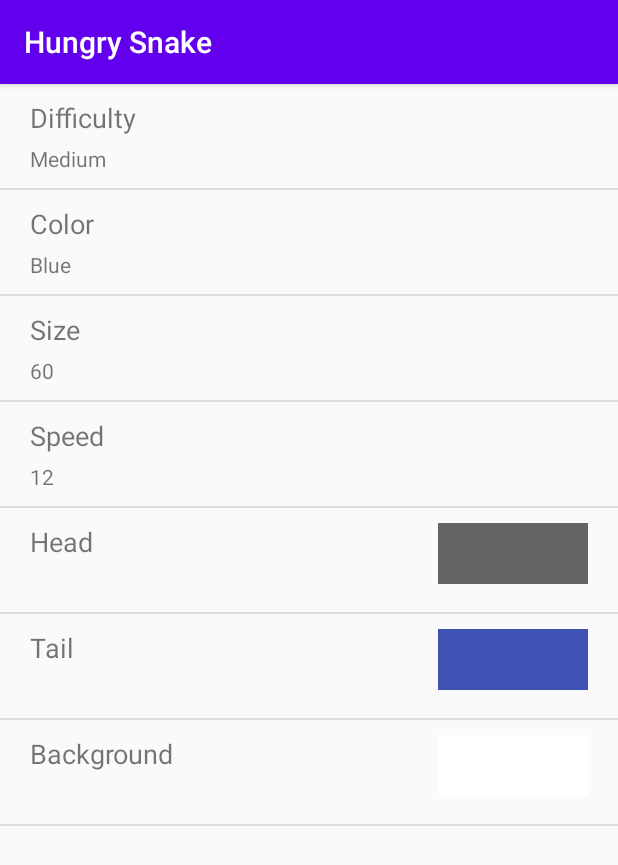
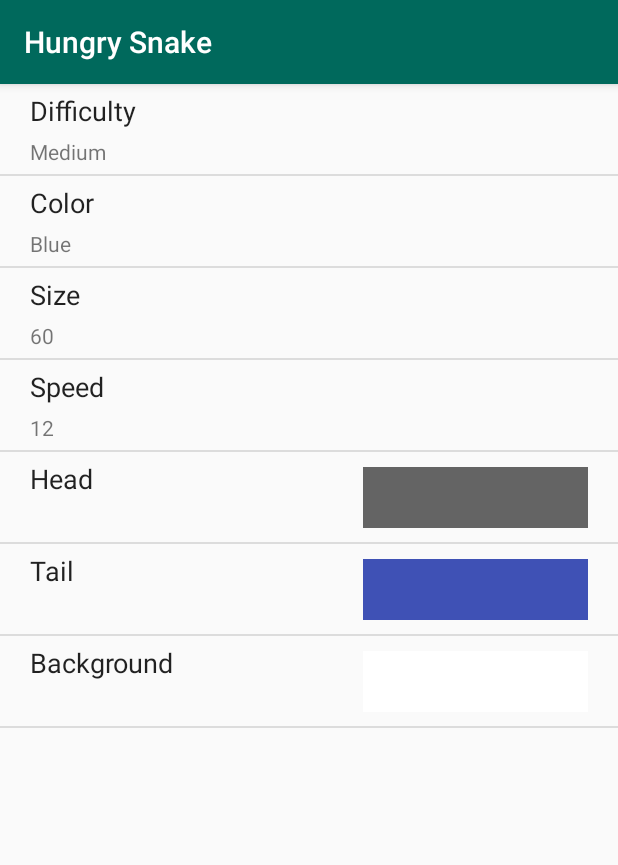
Before and after one commit to vik7am/Hungry-Snake, an Android app: the Setting screen opened directly, with no data from a screen before it, on a phone screen of 412 x 824 dp. Shown: the top 865 px of the screen. Run offline under Robolectric (Android 15) with nearby library versions, the phone set to English and light mode, and no system bars.

Commit message:
Theme color and font size change

```diff
--- a/app/src/main/res/layout/setting_row.xml
+++ b/app/src/main/res/layout/setting_row.xml
@@ -10,8 +10,9 @@
         android:layout_width="wrap_content"
         android:layout_height="wrap_content"
         android:layout_marginStart="20dp"
-        android:layout_marginTop="10dp"
+        android:layout_marginTop="5dp"
         android:text="Difficulty"
+        android:textAppearance="@style/TextAppearance.AppCompat.Body1"
         android:textSize="18sp"
         app:layout_constraintStart_toStartOf="parent"
         app:layout_constraintTop_toTopOf="parent" />
@@ -22,7 +23,7 @@
         android:layout_height="wrap_content"
         android:layout_marginStart="20dp"
         android:layout_marginTop="5dp"
-        android:layout_marginBottom="10dp"
+        android:layout_marginBottom="5dp"
         android:text="Medium"
         android:textSize="14sp"
         app:layout_constraintBottom_toBottomOf="parent"
@@ -35,8 +36,8 @@
         android:layout_height="wrap_content"
         android:layout_marginTop="10dp"
         android:layout_marginEnd="20dp"
+        android:minWidth="150dp"
         android:text=""
-        android:minWidth="100dp"
         android:textSize="30sp"
         android:visibility="invisible"
         app:layout_constraintEnd_toEndOf="parent"
--- a/app/src/main/res/values/colors.xml
+++ b/app/src/main/res/values/colors.xml
@@ -1,6 +1,6 @@
 <?xml version="1.0" encoding="utf-8"?>
 <resources>
-    <color name="colorPrimary">#6200EE</color>
-    <color name="colorPrimaryDark">#3700B3</color>
-    <color name="colorAccent">#008080</color>
+    <color name="colorPrimary">#00695C</color>
+    <color name="colorPrimaryDark">#004D40</color>
+    <color name="colorAccent">#00897B</color>
 </resources>
```
